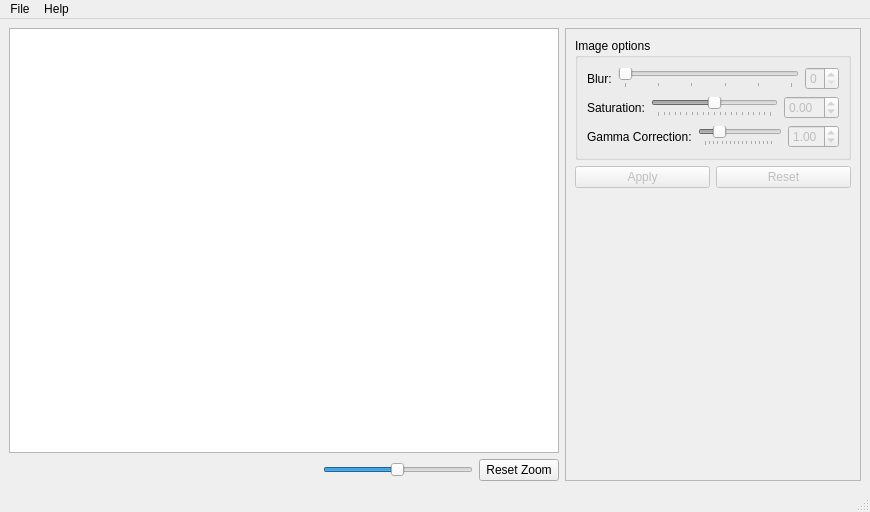
First picture: the form in mainwindow.ui, repository abansal755/Image-Editor, before the edit.
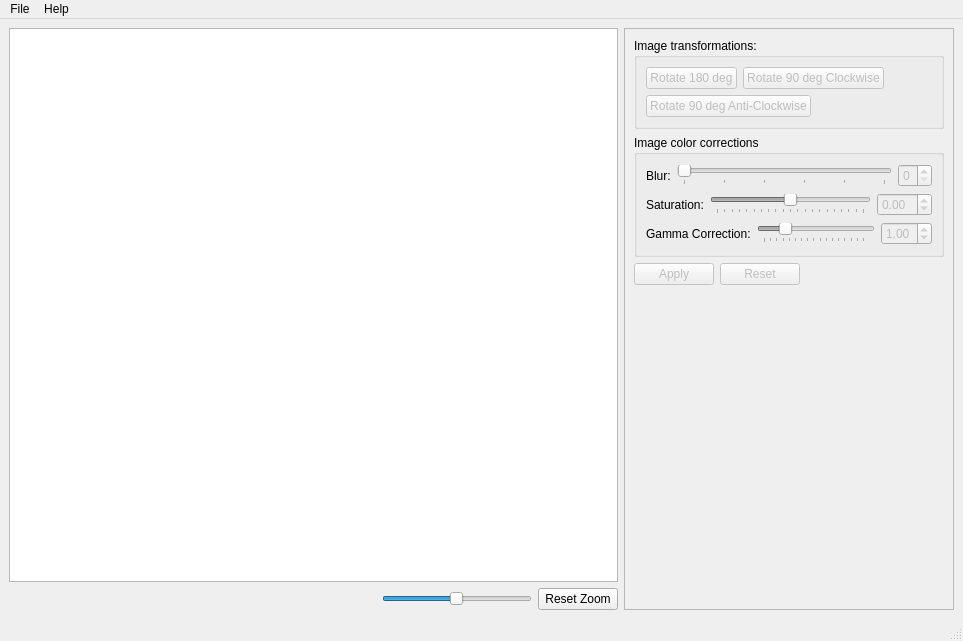
Second picture: the form after the edit.

Commit message: Added rotation options

What changed in the file:
```diff
--- a/mainwindow.ui
+++ b/mainwindow.ui
@@ -6,8 +6,8 @@
    <rect>
     <x>0</x>
     <y>0</y>
-    <width>870</width>
-    <height>512</height>
+    <width>963</width>
+    <height>641</height>
    </rect>
   </property>
   <property name="sizePolicy">
@@ -20,6 +20,12 @@
    <string>Image Editor</string>
   </property>
   <widget class="QWidget" name="centralwidget">
+   <property name="sizePolicy">
+    <sizepolicy hsizetype="Preferred" vsizetype="Preferred">
+     <horstretch>0</horstretch>
+     <verstretch>0</verstretch>
+    </sizepolicy>
+   </property>
    <layout class="QHBoxLayout" name="horizontalLayout_7">
     <item>
      <layout class="QVBoxLayout" name="verticalLayout_3">
@@ -83,11 +89,17 @@
     <item>
      <widget class="QScrollArea" name="scrollArea">
       <property name="sizePolicy">
-       <sizepolicy hsizetype="Fixed" vsizetype="Expanding">
+       <sizepolicy hsizetype="Minimum" vsizetype="Expanding">
         <horstretch>0</horstretch>
-        <verstretch>0</verstretch>
+        <verstretch>1</verstretch>
        </sizepolicy>
       </property>
+      <property name="minimumSize">
+       <size>
+        <width>330</width>
+        <height>0</height>
+       </size>
+      </property>
       <property name="widgetResizable">
        <bool>true</bool>
       </property>
@@ -96,14 +108,91 @@
         <rect>
          <x>0</x>
          <y>0</y>
-         <width>270</width>
-         <height>451</height>
+         <width>328</width>
+         <height>580</height>
         </rect>
        </property>
-       <layout class="QHBoxLayout" name="horizontalLayout_6">
+       <layout class="QVBoxLayout" name="verticalLayout_4">
         <item>
+         <widget class="QGroupBox" name="groupBox_2">
+          <property name="sizePolicy">
+           <sizepolicy hsizetype="Preferred" vsizetype="Preferred">
+            <horstretch>0</horstretch>
+            <verstretch>0</verstretch>
+           </sizepolicy>
+          </property>
+          <property name="title">
+           <string>Image transformations:</string>
+          </property>
          <layout class="QVBoxLayout" name="verticalLayout_2">
           <item>
+            <layout class="QHBoxLayout" name="horizontalLayout_8">
+             <item>
+              <widget class="QPushButton" name="pushButton_6">
+               <property name="enabled">
+                <bool>false</bool>
+               </property>
+               <property name="text">
+                <string>Rotate 180 deg</string>
+               </property>
+              </widget>
+             </item>
+             <item>
+              <widget class="QPushButton" name="pushButton_4">
+               <property name="enabled">
+                <bool>false</bool>
+               </property>
+               <property name="text">
+                <string>Rotate 90 deg Clockwise</string>
+               </property>
+              </widget>
+             </item>
+             <item>
+              <spacer name="horizontalSpacer_4">
+               <property name="orientation">
+                <enum>Qt::Horizontal</enum>
+               </property>
+               <property name="sizeHint" stdset="0">
+                <size>
+                 <width>40</width>
+                 <height>20</height>
+                </size>
+               </property>
+              </spacer>
+             </item>
+            </layout>
+           </item>
+           <item>
+            <layout class="QHBoxLayout" name="horizontalLayout_6">
+             <item>
+              <widget class="QPushButton" name="pushButton_5">
+               <property name="enabled">
+                <bool>false</bool>
+               </property>
+               <property name="text">
+                <string>Rotate 90 deg Anti-Clockwise</string>
+               </property>
+              </widget>
+             </item>
+             <item>
+              <spacer name="horizontalSpacer">
+               <property name="orientation">
+                <enum>Qt::Horizontal</enum>
+               </property>
+               <property name="sizeHint" stdset="0">
+                <size>
+                 <width>13</width>
+                 <height>20</height>
+                </size>
+               </property>
+              </spacer>
+             </item>
+            </layout>
+           </item>
+          </layout>
+         </widget>
+        </item>
+        <item>
            <widget class="QGroupBox" name="groupBox">
             <property name="sizePolicy">
              <sizepolicy hsizetype="Preferred" vsizetype="Preferred">
@@ -130,7 +219,7 @@
              <bool>false</bool>
             </property>
             <property name="title">
-             <string>Image options</string>
+           <string>Image color corrections</string>
             </property>
             <property name="flat">
              <bool>false</bool>
@@ -297,7 +386,7 @@
                <bool>false</bool>
               </property>
               <property name="sizePolicy">
-               <sizepolicy hsizetype="Minimum" vsizetype="Fixed">
+             <sizepolicy hsizetype="Preferred" vsizetype="Preferred">
                 <horstretch>0</horstretch>
                 <verstretch>0</verstretch>
                </sizepolicy>
@@ -312,11 +401,30 @@
               <property name="enabled">
                <bool>false</bool>
               </property>
+            <property name="sizePolicy">
+             <sizepolicy hsizetype="Preferred" vsizetype="Preferred">
+              <horstretch>0</horstretch>
+              <verstretch>0</verstretch>
+             </sizepolicy>
+            </property>
               <property name="text">
                <string>Reset</string>
               </property>
              </widget>
             </item>
+          <item>
+           <spacer name="horizontalSpacer_3">
+            <property name="orientation">
+             <enum>Qt::Horizontal</enum>
+            </property>
+            <property name="sizeHint" stdset="0">
+             <size>
+              <width>40</width>
+              <height>20</height>
+             </size>
+            </property>
+           </spacer>
+          </item>
            </layout>
           </item>
           <item>
@@ -327,12 +435,10 @@
             <property name="sizeHint" stdset="0">
              <size>
               <width>20</width>
-              <height>40</height>
+            <height>295</height>
              </size>
             </property>
            </spacer>
-          </item>
-         </layout>
         </item>
        </layout>
       </widget>
@@ -345,7 +451,7 @@
     <rect>
      <x>0</x>
      <y>0</y>
-     <width>870</width>
+     <width>963</width>
      <height>21</height>
     </rect>
    </property>
```
Lines whose indentation alone changed are shown as unchanged. The commit also changes 3 other files.
